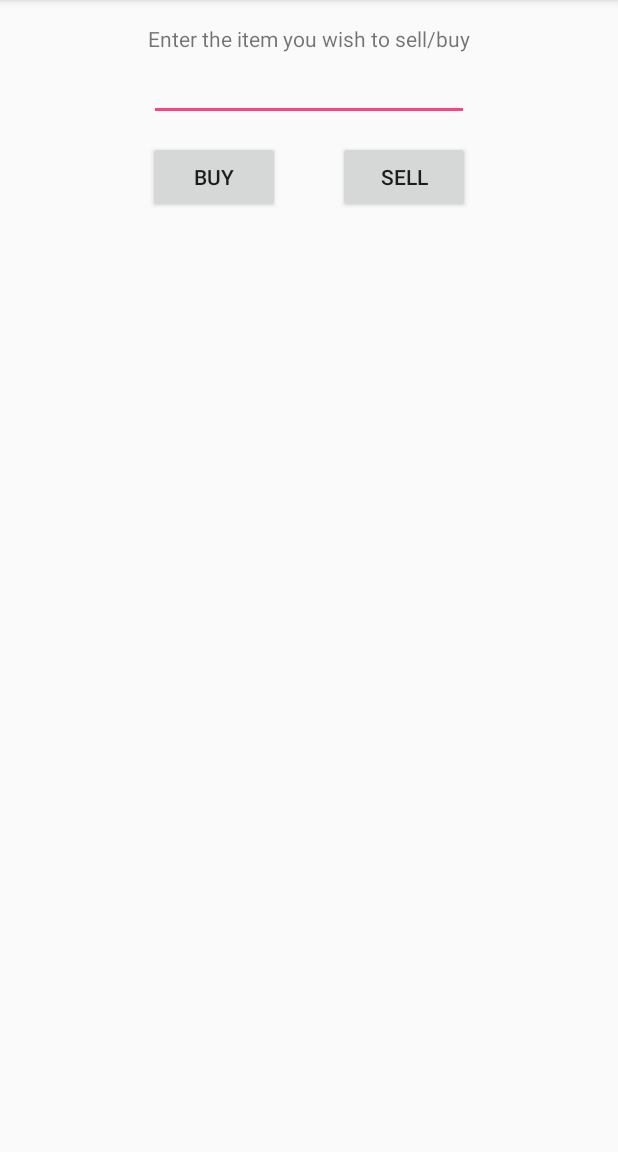
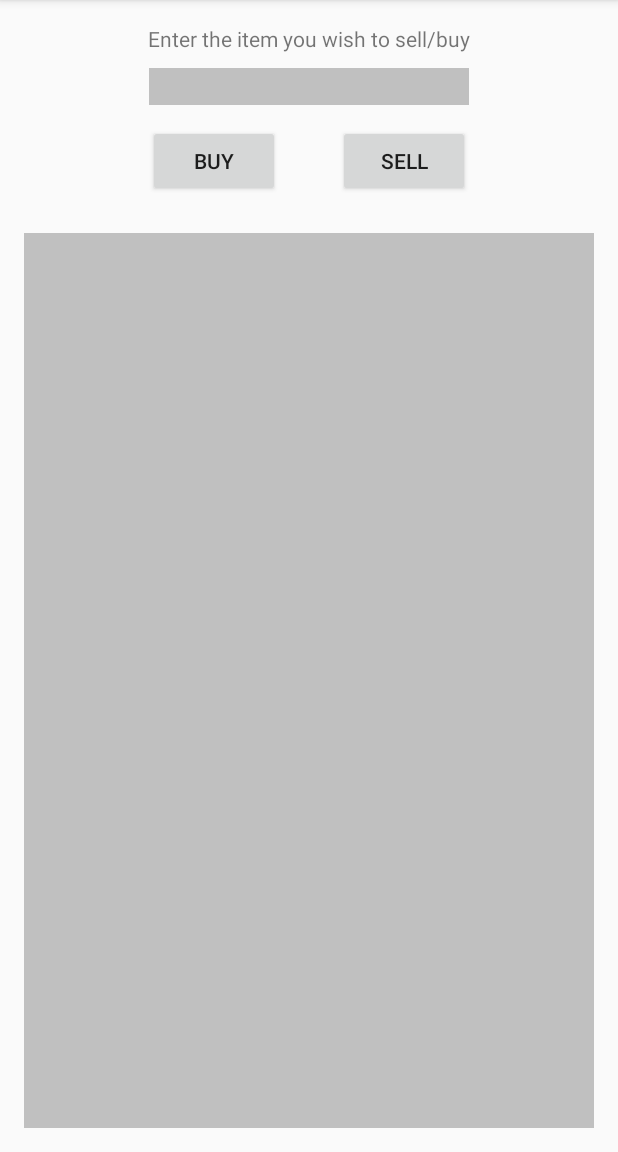
Before and after one commit to tanzeelak/SwypeRight, an Android app: the BuySell screen opened directly, with no data from a screen before it, on a phone screen of 412 x 824 dp, the part 84-1236 px from its top. Run offline under Robolectric (Android 15) with nearby library versions, the phone set to English and light mode, and no system bars.

Commit message:
less basic buysell

```diff
--- a/app/src/main/res/layout/activity_buy_sell.xml
+++ b/app/src/main/res/layout/activity_buy_sell.xml
@@ -17,16 +17,6 @@
         android:id="@+id/buysellheader"
         android:layout_alignParentTop="true"
         android:layout_centerHorizontal="true" />
-
-    <EditText
-        android:layout_width="wrap_content"
-        android:layout_height="wrap_content"
-        android:inputType="textPersonName"
-        android:text=""
-        android:ems="10"
-        android:layout_below="@+id/buysellheader"
-        android:layout_centerHorizontal="true"
-        android:id="@+id/input" />
 
     <Button
         android:text="Buy"
@@ -52,5 +42,18 @@
         android:layout_marginTop="24dp"
         android:layout_below="@+id/btnBuy"
         android:id="@+id/tradeList"
+        android:background="#C0C0C0"
         android:layout_centerHorizontal="true" />
+
+    <EditText
+        android:layout_width="wrap_content"
+        android:layout_height="wrap_content"
+        android:inputType="textPersonName"
+        android:text=""
+        android:ems="10"
+        android:background="#C0C0C0"
+        android:id="@+id/input"
+        android:layout_below="@+id/buysellheader"
+        android:layout_centerHorizontal="true"
+        android:layout_marginTop="10dp" />
 </RelativeLayout>
```
